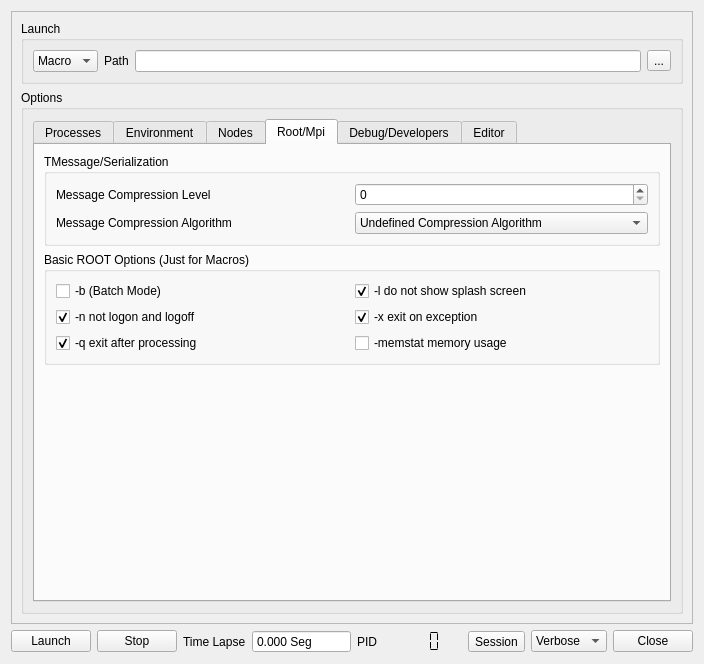
This is uis/RootParallelGuiMpi/RootParallelGuiMpiLauncher.ui in omazapa/RootParallelGui as Qt 5 draws it before an edit. The edited form follows.
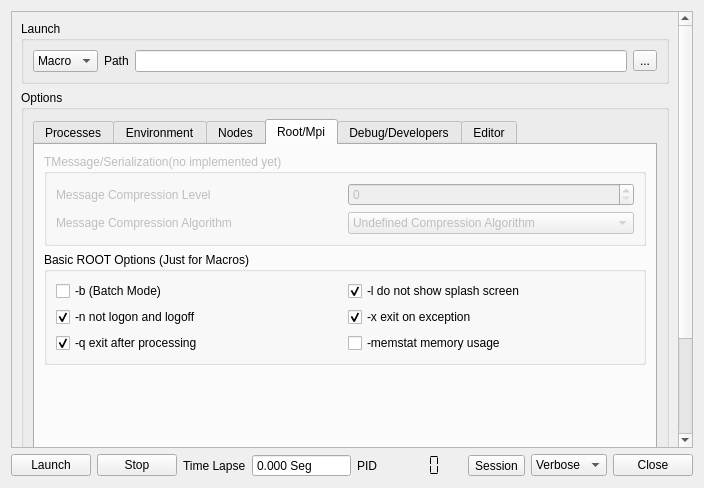
This is the edited form. The open tabs and pages were chosen to show the change. Icons and pictures are not drawn.

Commit message: added support to select root options when you are running macros.

What changed in the file:
```diff
--- a/uis/RootParallelGuiMpi/RootParallelGuiMpiLauncher.ui
+++ b/uis/RootParallelGuiMpi/RootParallelGuiMpiLauncher.ui
@@ -7,7 +7,7 @@
     <x>0</x>
     <y>0</y>
     <width>704</width>
-    <height>664</height>
+    <height>488</height>
    </rect>
   </property>
   <property name="windowTitle">
@@ -48,8 +48,8 @@
        <rect>
         <x>0</x>
         <y>0</y>
-        <width>690</width>
-        <height>623</height>
+        <width>675</width>
+        <height>513</height>
        </rect>
       </property>
       <layout class="QGridLayout" name="gridLayout_2">
@@ -819,8 +819,11 @@
              <layout class="QGridLayout" name="gridLayout_20">
               <item row="0" column="0">
                <widget class="QGroupBox" name="groupBox_7">
+                <property name="enabled">
+                 <bool>false</bool>
+                </property>
                 <property name="title">
-                 <string>TMessage/Serialization</string>
+                 <string>TMessage/Serialization(no implemented yet)</string>
                 </property>
                 <layout class="QGridLayout" name="gridLayout_16">
                  <item row="0" column="0">
```
Left out of the diff: 20 changed lines with no effect on the pictures. The commit also changes 1 other file.
